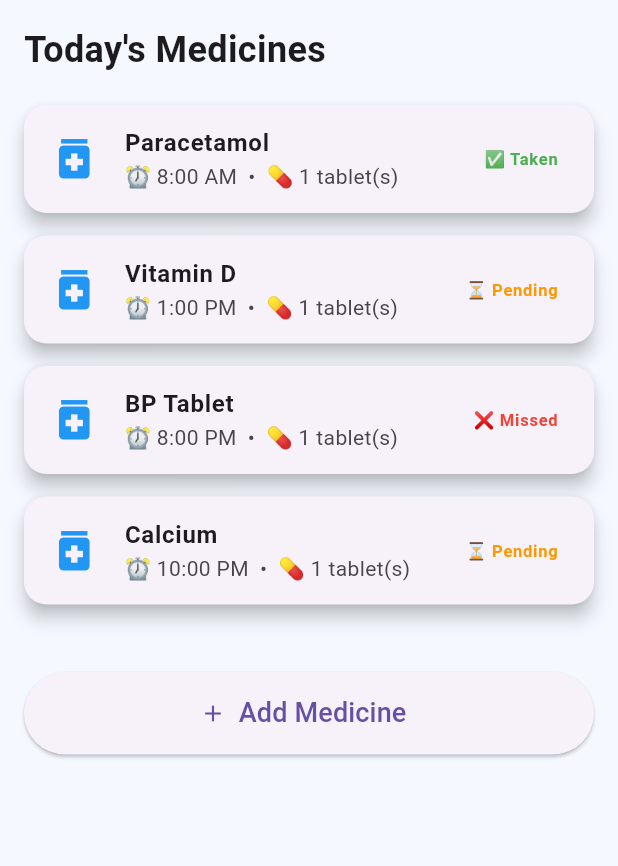
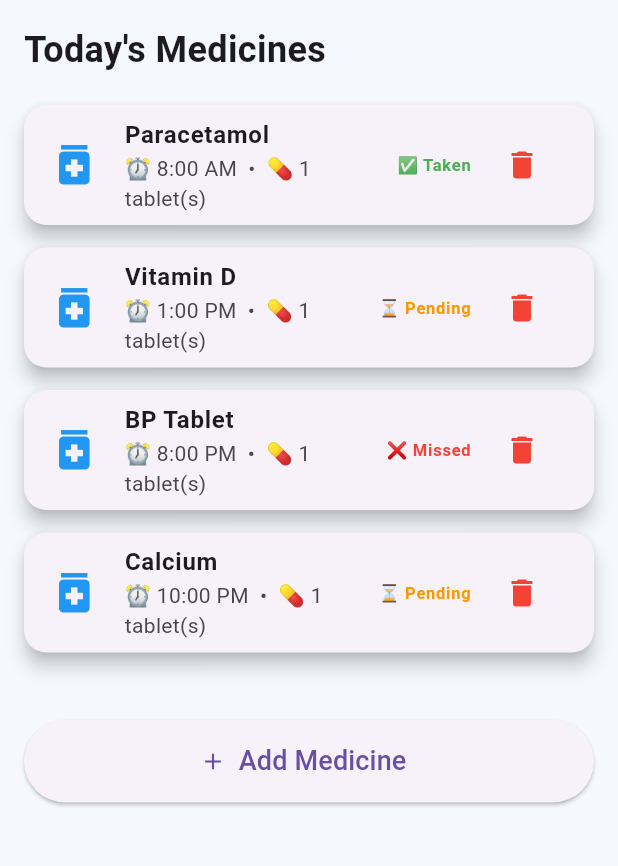
Before and after one commit to VAIBHAVSNAIR/SMART-_MEDS, a Flutter app: the screen it shows after launch, on a phone screen of 412 x 824 dp, the part 84-950 px from its top. Run offline on Flutter 3.47's test engine with Material 3 defaults, Android fonts, the phone set to English and light mode, and no system bars; missing offline and left inert: universal_html.

Commit message:
Added delete medicine feature

```diff
--- a/lib/main.dart
+++ b/lib/main.dart
@@ -14,9 +14,7 @@ class SmartMedsApp extends StatelessWidget {
     return MaterialApp(
       debugShowCheckedModeBanner: false,
       title: 'Smart Meds',
-      theme: ThemeData(
-        primarySwatch: Colors.blue,
-      ),
+      theme: ThemeData(primarySwatch: Colors.blue),
       home: const HomeScreen(),
     );
   }
@@ -129,6 +127,14 @@ class _HomeScreenState extends State<HomeScreen> {
     saveMedicines();
   }
 
+  void deleteMedicine(int index) {
+    setState(() {
+      medicines.removeAt(index);
+    });
+
+    saveMedicines();
+  }
+
   @override
   Widget build(BuildContext context) {
     return Scaffold(
@@ -152,12 +158,10 @@ class _HomeScreenState extends State<HomeScreen> {
 
             const SizedBox(height: 20),
 
-            ...medicines.map(
-              (medicine) => medicineCard(
-                medicine.name,
-                medicine.time,
-                medicine.status,
-                medicine.tablets,
+            ...medicines.asMap().entries.map(
+              (entry) => medicineCard(
+                entry.value,
+                entry.key,
               ),
             ),
 
@@ -193,17 +197,12 @@ class _HomeScreenState extends State<HomeScreen> {
     );
   }
 
-  Widget medicineCard(
-    String name,
-    String time,
-    String status,
-    String tablets,
-  ) {
+  Widget medicineCard(Medicine medicine, int index) {
     Color statusColor = Colors.orange;
 
-    if (status.contains("Taken")) {
+    if (medicine.status.contains("Taken")) {
       statusColor = Colors.green;
-    } else if (status.contains("Missed")) {
+    } else if (medicine.status.contains("Missed")) {
       statusColor = Colors.red;
     }
 
@@ -220,20 +219,35 @@ class _HomeScreenState extends State<HomeScreen> {
           size: 35,
         ),
         title: Text(
-          name,
+          medicine.name,
           style: const TextStyle(
             fontWeight: FontWeight.bold,
           ),
         ),
         subtitle: Text(
-          "⏰ $time  •  💊 $tablets tablet(s)",
+          "⏰ ${medicine.time}  •  💊 ${medicine.tablets} tablet(s)",
         ),
-        trailing: Text(
-          status,
-          style: TextStyle(
-            color: statusColor,
-            fontWeight: FontWeight.bold,
-          ),
+        trailing: Row(
+          mainAxisSize: MainAxisSize.min,
+          children: [
+            Text(
+              medicine.status,
+              style: TextStyle(
+                color: statusColor,
+                fontWeight: FontWeight.bold,
+              ),
+            ),
+            const SizedBox(width: 10),
+            IconButton(
+              icon: const Icon(
+                Icons.delete,
+                color: Colors.red,
+              ),
+              onPressed: () {
+                deleteMedicine(index);
+              },
+            ),
+          ],
         ),
       ),
     );
@@ -277,9 +291,7 @@ class _AddMedicineScreenState
         time.isEmpty) {
       ScaffoldMessenger.of(context).showSnackBar(
         const SnackBar(
-          content: Text(
-            "Please fill in all the details.",
-          ),
+          content: Text("Please fill in all the details."),
         ),
       );
       return;
```
